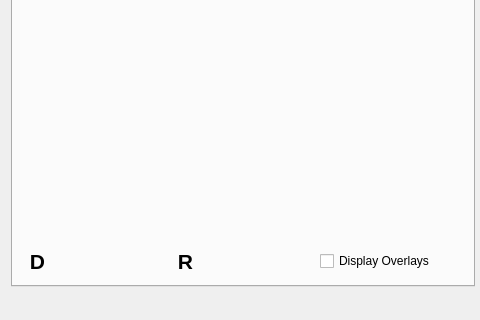
Qt form FaceVueGUI/FormFiles/facevue.ui (VIVAlab/FaceVue) before a commit; both pictures show x 0 to 480 and y 295 to 615 of the 748 by 615 pixel window.
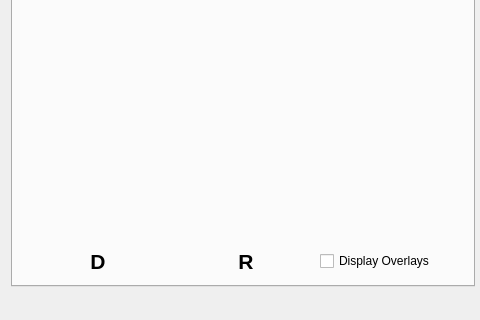
The same form after that commit. The open tabs and pages were chosen to show the change. Icons and pictures are not drawn.

Commit message: Detection/Recognition labels change color

```diff
--- a/FaceVueGUI/FormFiles/facevue.ui
+++ b/FaceVueGUI/FormFiles/facevue.ui
@@ -101,6 +101,9 @@
                 <property name="text">
                  <string> D</string>
                 </property>
+                <property name="alignment">
+                 <set>Qt::AlignCenter</set>
+                </property>
                </widget>
               </item>
               <item>
@@ -115,6 +118,9 @@
                 <property name="text">
                  <string> R</string>
                 </property>
+                <property name="alignment">
+                 <set>Qt::AlignCenter</set>
+                </property>
                </widget>
               </item>
               <item>
```
The commit also changes 1 other file.
